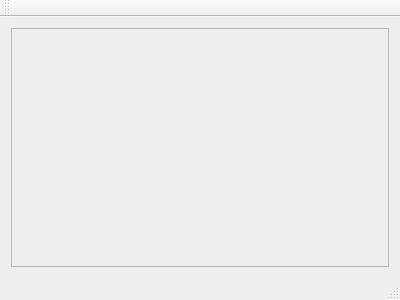
Qt form OBD (Qt C++)/Client/mainwindow.ui (rafatyn/Dev) before a commit.
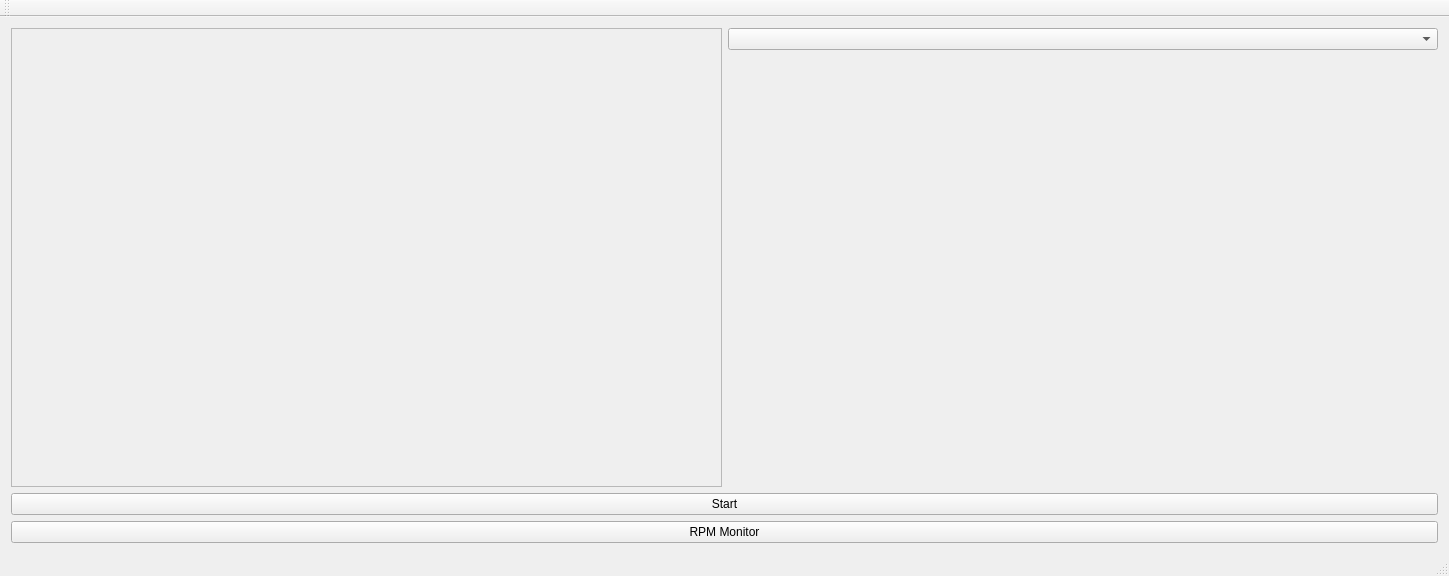
The same form after that commit.

Diff of the .ui file:
```diff
--- a/OBD (Qt C++)/Client/mainwindow.ui
+++ b/OBD (Qt C++)/Client/mainwindow.ui
@@ -6,8 +6,8 @@
    <rect>
     <x>0</x>
     <y>0</y>
-    <width>400</width>
-    <height>300</height>
+    <width>1449</width>
+    <height>576</height>
    </rect>
   </property>
   <property name="windowTitle">
@@ -16,6 +16,8 @@
   <widget class="QWidget" name="centralWidget">
    <layout class="QVBoxLayout" name="verticalLayout">
     <item>
+     <layout class="QHBoxLayout" name="horizontalLayout">
+      <item>
      <widget class="QScrollArea" name="scrollArea">
       <property name="widgetResizable">
        <bool>true</bool>
@@ -25,14 +27,48 @@
         <rect>
          <x>0</x>
          <y>0</y>
-         <width>386</width>
-         <height>237</height>
+           <width>714</width>
+           <height>471</height>
         </rect>
        </property>
        <layout class="QVBoxLayout" name="verticalLayout_3"/>
       </widget>
      </widget>
     </item>
+      <item>
+       <layout class="QVBoxLayout" name="verticalLayout_2">
+        <item>
+         <widget class="QComboBox" name="comboBox"/>
+        </item>
+        <item>
+         <widget class="QWidget" name="graph" native="true">
+          <property name="sizePolicy">
+           <sizepolicy hsizetype="Expanding" vsizetype="Expanding">
+            <horstretch>0</horstretch>
+            <verstretch>0</verstretch>
+           </sizepolicy>
+          </property>
+          <layout class="QVBoxLayout" name="verticalLayout_4"/>
+         </widget>
+        </item>
+       </layout>
+      </item>
+     </layout>
+    </item>
+    <item>
+     <widget class="QPushButton" name="pushButton">
+      <property name="text">
+       <string>Start</string>
+      </property>
+     </widget>
+    </item>
+    <item>
+     <widget class="QPushButton" name="pushButton_2">
+      <property name="text">
+       <string>RPM Monitor</string>
+      </property>
+     </widget>
+    </item>
    </layout>
   </widget>
   <widget class="QMenuBar" name="menuBar">
```
Left out of the diff: 2 changed lines with no effect on the pictures. Lines whose indentation alone changed are shown as unchanged.
